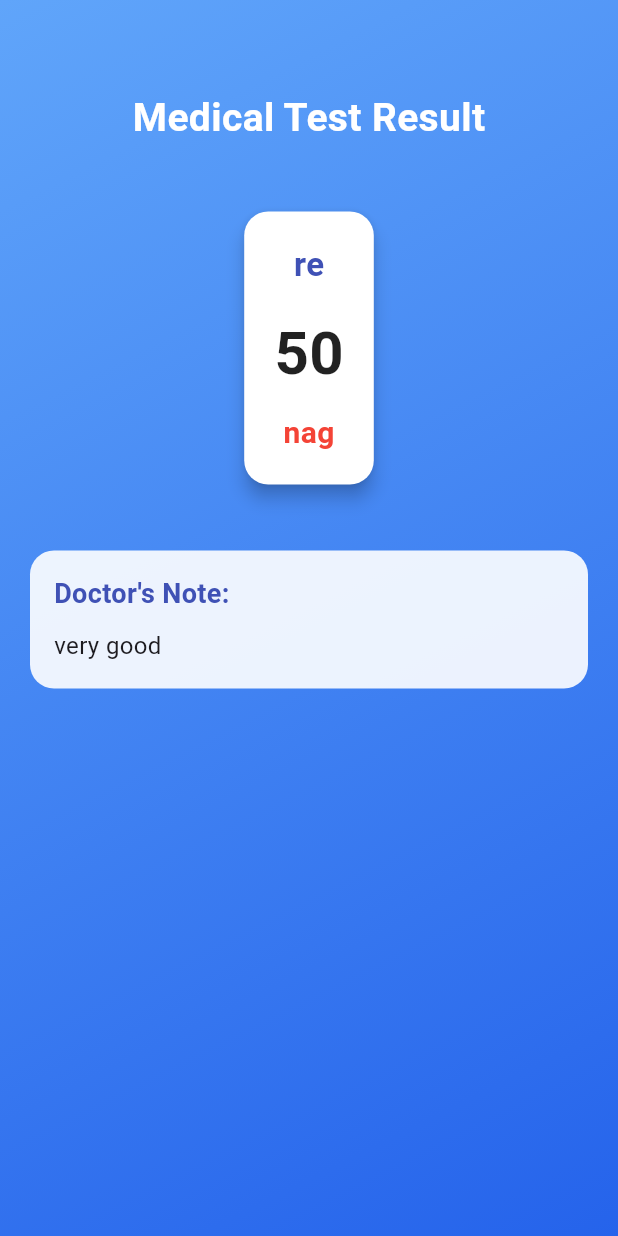
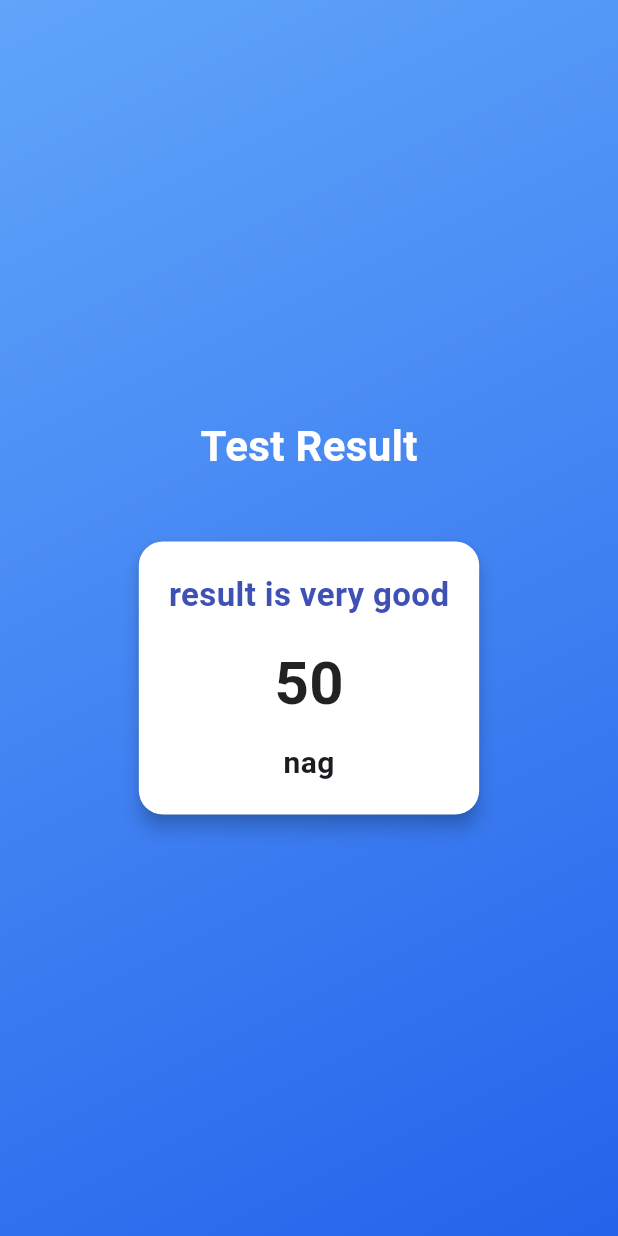
Before and after one commit to Yousefsultan280/fcai_project, a Flutter app: the MedicalResultScreen screen opened directly, on a phone screen of 412 x 824 dp. Run offline on Flutter 3.47's test engine with Material 3 defaults, Android fonts, the phone set to English and light mode, and no system bars.

Commit message:
HomePageAfterEditing

```diff
--- a/lib/homeScreen_pages/result_page.dart
+++ b/lib/homeScreen_pages/result_page.dart
@@ -5,7 +5,7 @@ class ResultPage extends StatelessWidget {
 
   @override
   Widget build(BuildContext context) {
-    return MedicalResultScreen(testName: 're', resultValue: '50', resultStatus: 'nag', doctorNote: 'very good ', statusColor: Colors.red,);
+    return MedicalResultScreen(testName: 'result is very good', resultValue: '50', resultStatus: 'nag');
   }
 }
 
@@ -13,25 +13,20 @@ class MedicalResultScreen extends StatelessWidget {
   final String testName;
   final String resultValue;
   final String resultStatus;
-  final String doctorNote;
-  final Color statusColor;
 
   const MedicalResultScreen({
     super.key,
     required this.testName,
     required this.resultValue,
     required this.resultStatus,
-    required this.doctorNote,
-    required this.statusColor,
   });
 
   @override
   Widget build(BuildContext context) {
-    return Directionality(
-      textDirection: TextDirection.ltr,
-      child: Scaffold(
+    return Scaffold(
       body: Container(
-          decoration: const BoxDecoration(
+        width: double.infinity,
+        decoration:  BoxDecoration(
           gradient: LinearGradient(
             colors: [
               Color(0xff60a5fa),
@@ -41,24 +36,20 @@ class MedicalResultScreen extends StatelessWidget {
             end: Alignment.bottomRight,
           ),
         ),
-          child: SafeArea(
         child: Padding(
           padding: const EdgeInsets.all(20.0),
           child: Column(
-                crossAxisAlignment: CrossAxisAlignment.center,
+            mainAxisAlignment: MainAxisAlignment.center,
             children: [
-                  const SizedBox(height: 40),
-                  const Text(
-                    "Medical Test Result",
+               Text(
+                "Test Result",
                 style: TextStyle(
                   color: Colors.white,
-                      fontSize: 26,
+                  fontSize: 28,
                   fontWeight: FontWeight.bold,
                 ),
               ),
-                  const SizedBox(height: 40),
-
-                  // Test name card
+               SizedBox(height: 40),
               Card(
                 shape: RoundedRectangleBorder(
                     borderRadius: BorderRadius.circular(16)),
@@ -70,27 +61,26 @@ class MedicalResultScreen extends StatelessWidget {
                     children: [
                       Text(
                         testName,
-                            style: const TextStyle(
+                        style:  TextStyle(
                           fontSize: 22,
                           fontWeight: FontWeight.bold,
                           color: Colors.indigo,
                         ),
                       ),
-                          const SizedBox(height: 15),
+                       SizedBox(height: 15),
                       Text(
                         resultValue,
-                            style: const TextStyle(
+                        style:  TextStyle(
                           fontSize: 40,
                           fontWeight: FontWeight.bold,
                           color: Colors.black87,
                         ),
                       ),
-                          const SizedBox(height: 10),
+                       SizedBox(height: 10),
                       Text(
                         resultStatus,
                         style: TextStyle(
                           fontSize: 20,
-                              color: statusColor,
                           fontWeight: FontWeight.w600,
                         ),
                       ),
@@ -98,42 +88,7 @@ class MedicalResultScreen extends StatelessWidget {
                   ),
                 ),
               ),
-
-                  const SizedBox(height: 40),
-
-                  // Doctor note
-                  Container(
-                    width: double.infinity,
-                    padding: const EdgeInsets.all(16),
-                    decoration: BoxDecoration(
-                      color: Colors.white.withOpacity(0.9),
-                      borderRadius: BorderRadius.circular(16),
-                    ),
-                    child: Column(
-                      crossAxisAlignment: CrossAxisAlignment.start,
-                      children: [
-                        const Text(
-                          "Doctor's Note:",
-                          style: TextStyle(
-                            fontSize: 18,
-                            fontWeight: FontWeight.bold,
-                            color: Colors.indigo,
-                          ),
-                        ),
-                        const SizedBox(height: 10),
-                        Text(
-                          doctorNote,
-                          style: const TextStyle(
-                            fontSize: 16,
-                            height: 1.5,
-                          ),
-                        ),
             ],
-                    ),
-                  ),
-                ],
-              ),
-            ),
           ),
         ),
       ),
--- a/lib/main.dart
+++ b/lib/main.dart
@@ -13,7 +13,7 @@ class MyApp extends StatelessWidget {
   Widget build(BuildContext context) {
     return const MaterialApp(
       debugShowCheckedModeBanner: false,
-      home: SplashScreen(),
+      home: HomePage(),
     );
   }
 }
```
Also changed, not shown: lib/homeScreen_pages/profile_page.dart (+9 -14 lines), lib/homeScreen_pages/record_page.dart (+9 -11 lines). Lines whose indentation alone changed are shown as unchanged.
